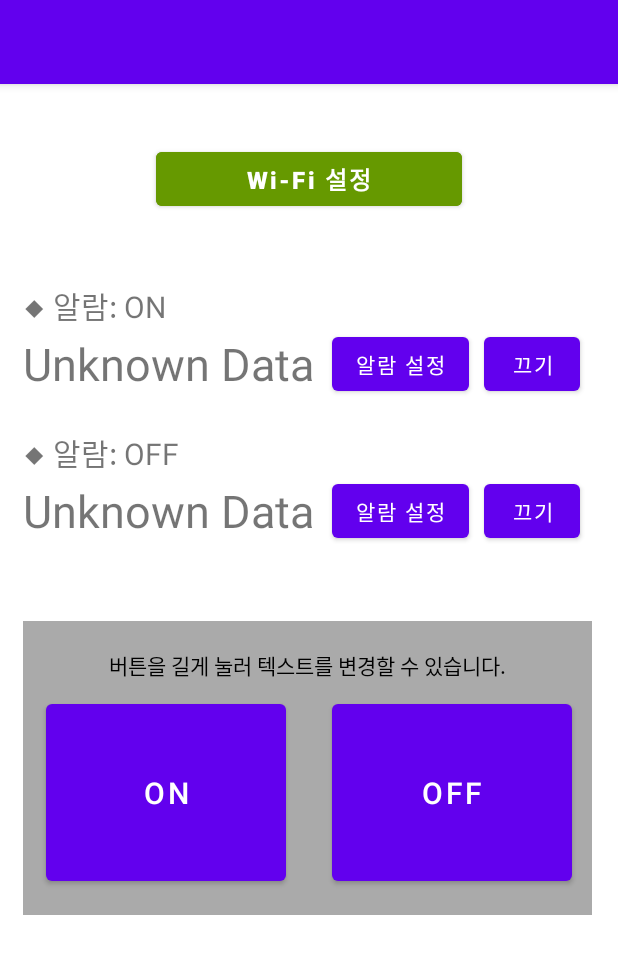
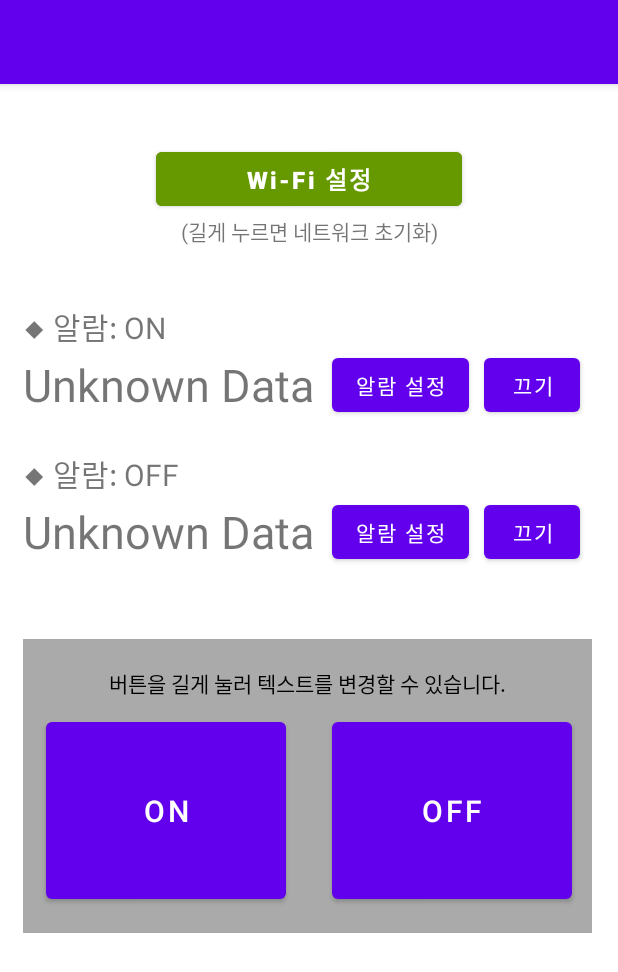
Before and after one commit to 2sjin/SmartSwitch, an Android app: the screen it shows after launch (MainActivity), on a phone screen of 412 x 824 dp. Shown: the top 972 px of the screen. Run offline under Robolectric (Android 15) with nearby library versions, the light colour scheme and no system bars.

Commit message:
일부 텍스트 수정, APK 파일 생성

```diff
--- a/app/src/main/java/com/example/smartswitch/MainActivity.java
+++ b/app/src/main/java/com/example/smartswitch/MainActivity.java
@@ -56,9 +56,11 @@
         super.onCreate(savedInstanceState);
         setContentView(R.layout.activity_main);
 
+        // 데이터 저장 공간 로드
         pref = getSharedPreferences("SMART_SWITCH", Context.MODE_PRIVATE);
         editor = pref.edit();
 
+        // 레이아웃에서 컴포넌트 불러오기
         actionButton0 = findViewById(R.id.actionButton0);
         actionButton1 = findViewById(R.id.actionButton1);
         buttonWiFi = findViewById(R.id.buttonWiFi);
@@ -74,6 +76,7 @@
         alarmTime1 = findViewById(R.id.AlarmTime1);
         webViewMain = findViewById(R.id.WebViewMain);
 
+        // 저장한 데이터 불러오기
         actionButton0.setText(pref.getString("name_act0", "ON"));
         actionButton1.setText(pref.getString("name_act1", "OFF"));
         tvAlarm0.setText("◆ 알람: " + pref.getString("name_act0", "ON"));
--- a/app/src/main/res/layout/activity_main.xml
+++ b/app/src/main/res/layout/activity_main.xml
@@ -13,7 +13,7 @@
     <LinearLayout
         android:id="@+id/linearLayout2"
         android:layout_width="377dp"
-        android:layout_height="98dp"
+        android:layout_height="112dp"
         android:layout_marginTop="4dp"
         android:gravity="center|top"
         android:orientation="vertical"
@@ -26,7 +26,6 @@
             android:layout_width="204dp"
             android:layout_height="wrap_content"
             android:layout_marginTop="20dp"
-            android:layout_marginBottom="25dp"
             android:backgroundTint="@android:color/holo_green_dark"
             android:onClick="onClickButtonConnect"
             android:text="Wi-Fi 설정"
@@ -41,6 +40,13 @@
             android:visibility="gone">
 
         </WebView>
+
+        <TextView
+            android:id="@+id/textView3"
+            android:layout_width="match_parent"
+            android:layout_height="wrap_content"
+            android:gravity="center"
+            android:text="(길게 누르면 네트워크 초기화)" />
 
     </LinearLayout>
 
```
Also changed, not shown: 2 other files.
